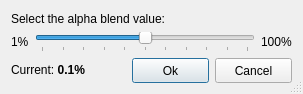
The window that ui/customalphablend.ui (ckorn/xvst) describes before a commit, drawn with Qt 5.
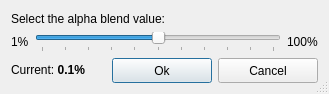
The same window after the commit.

```diff
--- a/ui/customalphablend.ui
+++ b/ui/customalphablend.ui
@@ -5,7 +5,7 @@
    <rect>
     <x>0</x>
     <y>0</y>
-    <width>303</width>
+    <width>329</width>
     <height>94</height>
    </rect>
   </property>
@@ -92,20 +92,23 @@
       <widget class="QPushButton" name="btnOk" >
        <property name="minimumSize" >
         <size>
-         <width>77</width>
+         <width>100</width>
          <height>25</height>
         </size>
        </property>
        <property name="text" >
         <string>Ok</string>
        </property>
+       <property name="default" >
+        <bool>true</bool>
+       </property>
       </widget>
      </item>
      <item>
       <widget class="QPushButton" name="btnCancel" >
        <property name="minimumSize" >
         <size>
-         <width>77</width>
+         <width>100</width>
          <height>25</height>
         </size>
        </property>
```
Left out of the diff: 27 changed lines with no effect on the pictures.
